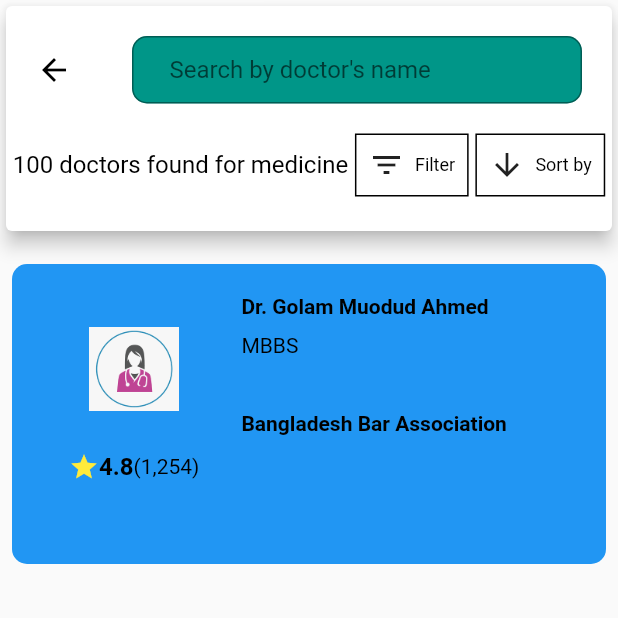
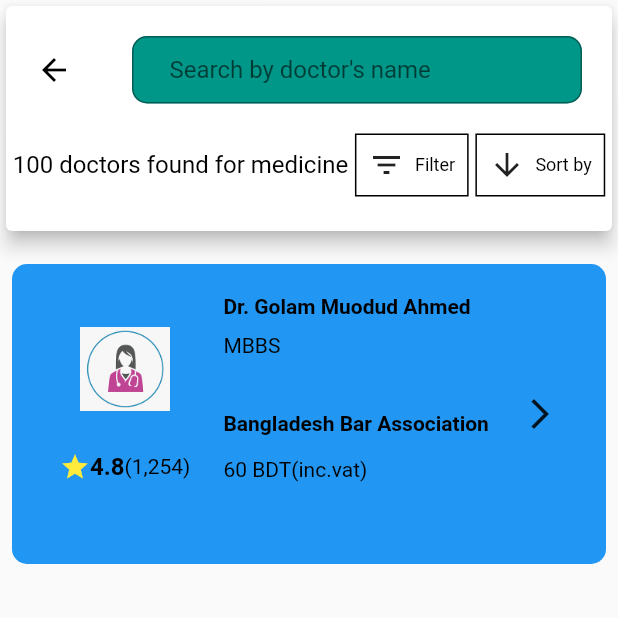
Before and after one commit to abuniaz/e_health_ui, a Flutter app: the DoctorsHome screen opened directly, after a tap on "General Physician", on a phone screen of 412 x 824 dp, the top half of it. Run offline on Flutter 3.47's test engine with Material 2 defaults, Android fonts, the phone set to English and light mode, and no system bars.

Commit message:
Update doctors_details.dart

```diff
--- a/lib/Doctors_List/doctors_details.dart
+++ b/lib/Doctors_List/doctors_details.dart
@@ -134,10 +134,22 @@ class DoctorDetails extends StatelessWidget {
                         Text('Bangladesh Bar Association',
                             style: TextStyle(
                                 fontWeight: FontWeight.bold,
-                                color: Colors.black))
+                                color: Colors.black)),
+                        SizedBox(
+                          height: 15,
+                        ),
+                        Text(
+                          '60 BDT(inc.vat)',
+                          style: TextStyle(color: Colors.black),
+                        )
                       ],
                     ),
-                    Column()
+                    Column(
+                      mainAxisAlignment: MainAxisAlignment.center,
+                      children: const [
+                        Icon(Icons.arrow_forward_ios),
+                      ],
+                    )
                   ],
                 ),
               ),
```
